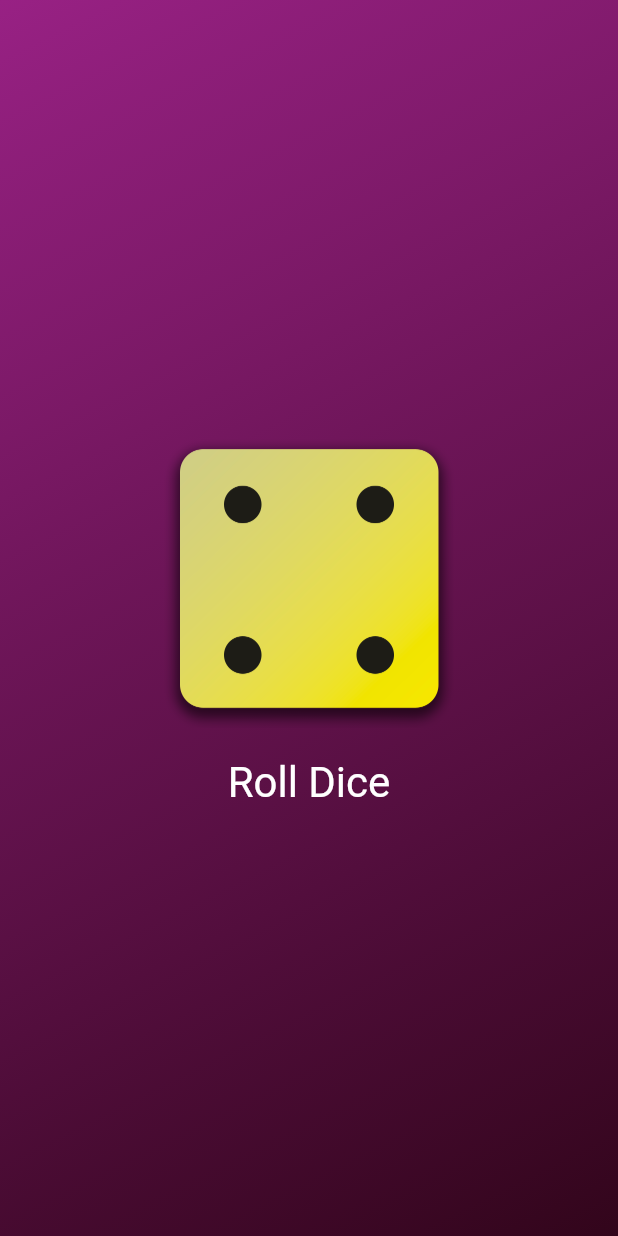
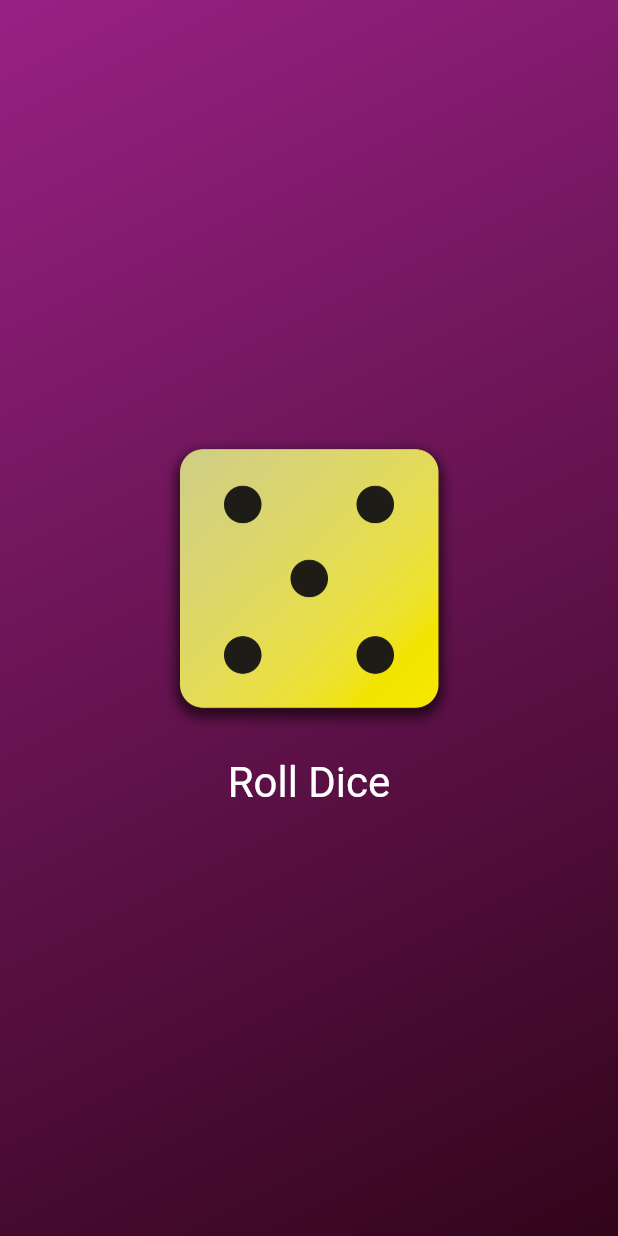
Before and after one commit to 0plek/roll-dice-app, a Flutter app: the screen it shows after launch, after a tap on "Roll Dice", on a phone screen of 412 x 824 dp. Run offline on Flutter 3.47's test engine with Material 2 defaults, Android fonts, the phone set to English and light mode, and no system bars.

Commit message:
4-commit

```diff
--- a/lib/dice_roller.dart
+++ b/lib/dice_roller.dart
@@ -1,4 +1,7 @@
 import 'package:flutter/material.dart';
+import 'dart:math';
+
+final randomizer = Random();
 
 class DiceRoller extends StatefulWidget {
   const DiceRoller({super.key});
@@ -10,11 +13,11 @@ class DiceRoller extends StatefulWidget {
 }
 
 class _DiceRollerState extends State<DiceRoller> {
-  var activeDiceImages = 'assets/images/dice-2.png';
+  var currentDiceRoll = 2;
 
   void rollDice() {
     setState(() {
-      activeDiceImages = 'assets/images/dice-4.png';
+      currentDiceRoll = randomizer.nextInt(6) + 1;
     });
   }
 
@@ -24,7 +27,7 @@ class _DiceRollerState extends State<DiceRoller> {
       mainAxisSize: MainAxisSize.min,
       children: [
         Image.asset(
-          activeDiceImages,
+          'assets/images/dice-$currentDiceRoll.png',
           width: 200,
         ),
         TextButton(
```
